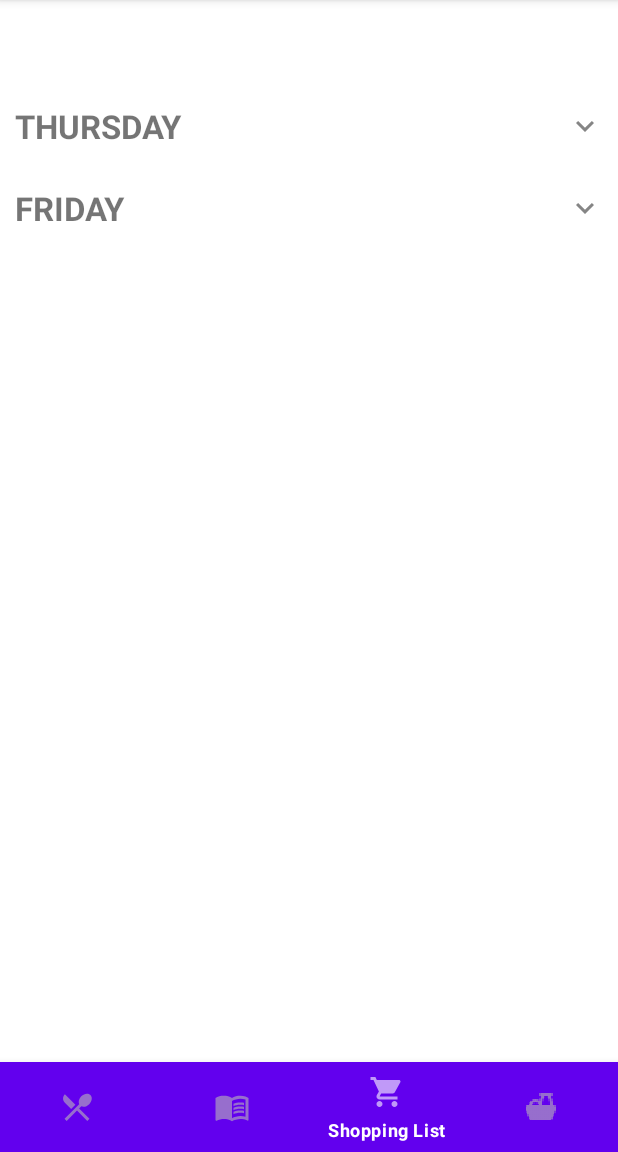
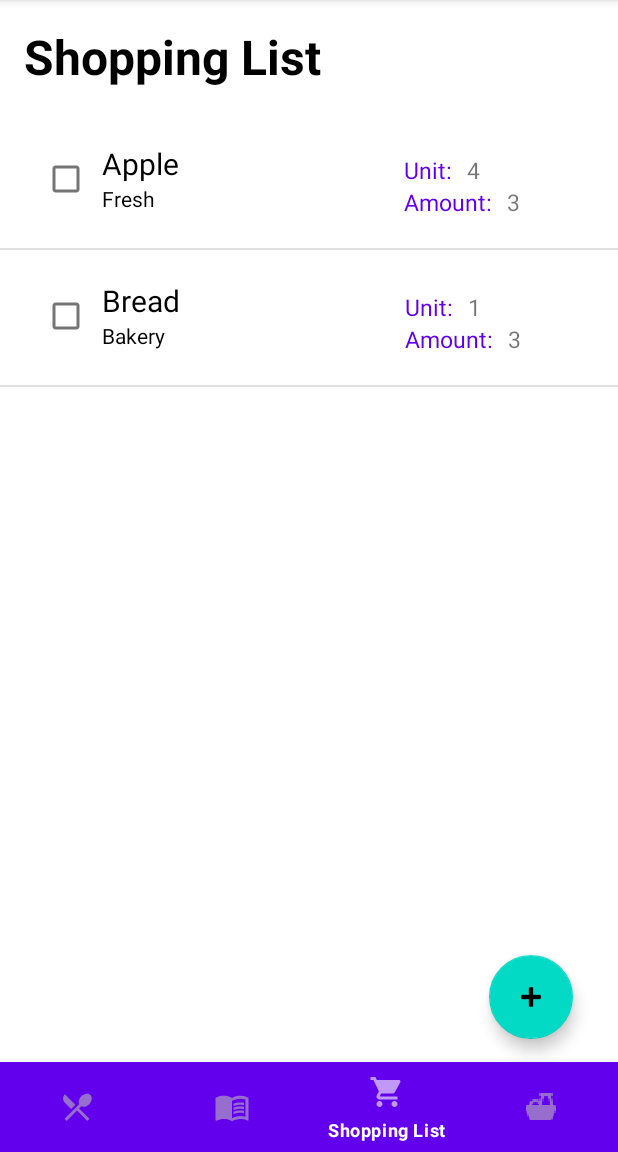
Before and after one commit to CMPUT301F22T22/SnackOverflow, an Android app: the screen it shows after launch (MainActivity before the commit, ShoppingListActivity after it), item 3 of the bottom bar chosen, on a phone screen of 412 x 824 dp, the part 84-1236 px from its top. Run offline under Robolectric (Android 15) with nearby library versions, the phone set to English and light mode, and no system bars.

Commit message:
Added the Shopping List Activity

```diff
--- a/code/app/src/main/java/com/example/snackoverflow/Ingredient.java
+++ b/code/app/src/main/java/com/example/snackoverflow/Ingredient.java
@@ -11,12 +11,22 @@ public class Ingredient implements Serializable  {
     private int unit;
     private String category;
 
+    public Ingredient(String description, int amount, int unit, String category)  {
+        this.title = description;
+        this.location = null;
+        this.amount = amount;
+        this.unit = unit;
+        this.category = category;
+        this.bestBefore = null;
+    }
+
     public Ingredient(String description, Date dt, String location, int amount, int unit, String category) {
         this.title = description;
         this.location = location;
         this.amount = amount;
         this.unit = unit;
         this.category = category;
+        this.bestBefore = dt;
     }
 
     public String getTitle() {
--- a/code/app/src/main/java/com/example/snackoverflow/IngredientStorageActivity.java
+++ b/code/app/src/main/java/com/example/snackoverflow/IngredientStorageActivity.java
@@ -73,6 +73,8 @@ public class IngredientStorageActivity extends AppCompatActivity implements AddI
                 {
                     case R.id.ingredients:
                     case R.id.shoppinglist:
+                        startActivity(new Intent(getApplicationContext(),ShoppingListActivity.class));
+                        overridePendingTransition(0,0);
                         return true;
                     case R.id.mealplanner:
                         startActivity(new Intent(getApplicationContext(),MainActivity.class));
--- a/code/app/src/main/java/com/example/snackoverflow/MainActivity.java
+++ b/code/app/src/main/java/com/example/snackoverflow/MainActivity.java
@@ -46,6 +46,8 @@ public class MainActivity extends AppCompatActivity {
                 {
                     case R.id.mealplanner:
                     case R.id.shoppinglist:
+                        startActivity(new Intent(getApplicationContext(),ShoppingListActivity.class));
+                        overridePendingTransition(0,0);
                         return true;
                     case R.id.ingredients:
                         startActivity(new Intent(getApplicationContext(),IngredientStorageActivity.class));
--- a/code/app/src/main/java/com/example/snackoverflow/RecipeActivity.java
+++ b/code/app/src/main/java/com/example/snackoverflow/RecipeActivity.java
@@ -53,6 +53,9 @@ public class RecipeActivity extends AppCompatActivity {
                 switch(item.getItemId())
                 {
                     case R.id.shoppinglist:
+                        startActivity(new Intent(getApplicationContext(),ShoppingListActivity.class));
+                        overridePendingTransition(0,0);
+                        return true;
                     case R.id.recipes:
                         return true;
                     case R.id.ingredients:
--- /dev/null
+++ b/code/app/src/main/java/com/example/snackoverflow/ShoppingListActivity.java
@@ -0,0 +1,61 @@
+package com.example.snackoverflow;
+
+import androidx.annotation.NonNull;
+import androidx.appcompat.app.AppCompatActivity;
+
+import android.content.Intent;
+import android.os.Bundle;
+import android.view.MenuItem;
+import android.widget.ArrayAdapter;
+import android.widget.ListView;
+
+import com.google.android.material.navigation.NavigationBarView;
+
+import java.util.ArrayList;
+
+public class ShoppingListActivity extends AppCompatActivity {
+    private ListView shoppingList;
+    private ArrayAdapter<Ingredient> shoppingListAdapter;
+    private ArrayList<Ingredient> shoppingItems;
+
+    @Override
+    protected void onCreate(Bundle savedInstanceState) {
+        super.onCreate(savedInstanceState);
+        setContentView(R.layout.activity_shopping_list);
+        shoppingItems = new ArrayList<>();
+
+        shoppingItems.add(new Ingredient("Apple", 3, 4, "Fresh"));
+        shoppingItems.add(new Ingredient("Bread", 3, 1, "Bakery"));
+
+        shoppingList = findViewById(R.id.shopping_list_storage_list);
+        shoppingListAdapter = new ShoppingListAdapter(this, shoppingItems);
+        shoppingList.setAdapter(shoppingListAdapter);
+
+        NavigationBarView navigationBarView = findViewById(R.id.bottom_navigation);
+        navigationBarView.setSelectedItemId(R.id.shoppinglist);
+        navigationBarView.setOnItemSelectedListener(new NavigationBarView.OnItemSelectedListener() {
+            @Override
+            public boolean onNavigationItemSelected(@NonNull MenuItem item) {
+                switch ((item.getItemId())) {
+                    case R.id.ingredients:
+                        startActivity(new Intent(getApplicationContext(),IngredientStorageActivity.class));
+                        overridePendingTransition(0,0);
+                        return true;
+                    case R.id.shoppinglist:
+                    case R.id.mealplanner:
+                        startActivity(new Intent(getApplicationContext(),MainActivity.class));
+                        overridePendingTransition(0,0);
+                        return true;
+                    case R.id.recipes:
+                        startActivity(new Intent(getApplicationContext(),RecipeActivity.class));
+                        overridePendingTransition(0,0);
+                        return true;
+                }
+                return false;
+            }
+        });
+
+
+
+    }
+}
--- /dev/null
+++ b/code/app/src/main/java/com/example/snackoverflow/ShoppingListAdapter.java
@@ -0,0 +1,50 @@
+package com.example.snackoverflow;
+
+import android.content.Context;
+import android.view.LayoutInflater;
+import android.view.View;
+import android.view.ViewGroup;
+import android.widget.ArrayAdapter;
+import android.widget.ImageButton;
+import android.widget.TextView;
+
+import androidx.annotation.NonNull;
+import androidx.annotation.Nullable;
+import androidx.fragment.app.FragmentActivity;
+
+import java.util.ArrayList;
+
+public class ShoppingListAdapter extends ArrayAdapter<Ingredient>{
+    private ArrayList<Ingredient> shoppingList;
+    private Context context;
+
+    public ShoppingListAdapter(Context context, ArrayList<Ingredient> list){
+        super(context, 0, list);
+        this.shoppingList = list;
+        this.context = context;
+    }
+
+    @NonNull
+    @Override
+    public View getView(int position, @Nullable View convertView, @NonNull ViewGroup parent) {
+        View view = convertView;
+        if(view == null){
+            view = LayoutInflater.from(context).inflate(R.layout.shopping_list_item, parent,false);
+        }
+        Ingredient ingredient = shoppingList.get(position);
+
+        TextView itemDescription = view.findViewById(R.id.shopping_list_item_description);
+        itemDescription.setText(ingredient.getTitle());
+
+        TextView itemAmount = view.findViewById(R.id.shopping_list_item_amount);
+        itemAmount.setText(String.valueOf(ingredient.getAmount()));
+
+        TextView itemUnit = view.findViewById(R.id.shopping_list_item_unit);
+        itemUnit.setText(String.valueOf(ingredient.getUnit()));
+
+        TextView itemCategory = view.findViewById(R.id.shopping_list_item_category);
+        itemCategory.setText(ingredient.getCategory());
+
+        return view;
+    }
+}
--- a/code/app/src/main/res/layout/shopping_list.xml
+++ b/code/app/src/main/res/layout/activity_shopping_list.xml
@@ -1,8 +1,10 @@
 <?xml version="1.0" encoding="utf-8"?>
 <FrameLayout xmlns:android="http://schemas.android.com/apk/res/android"
     xmlns:app="http://schemas.android.com/apk/res-auto"
+    xmlns:tools="http://schemas.android.com/tools"
     android:layout_width="match_parent"
-    android:layout_height="match_parent">
+    android:layout_height="match_parent"
+    tools:context=".ShoppingListActivity">
 
     <TextView
         android:id="@+id/list_text"
@@ -47,4 +49,6 @@
         app:menu="@menu/menu_navigation" />
 
 
+
+
 </FrameLayout>
```
Also changed, not shown: code/app/src/main/AndroidManifest.xml (+7 -4 lines).
